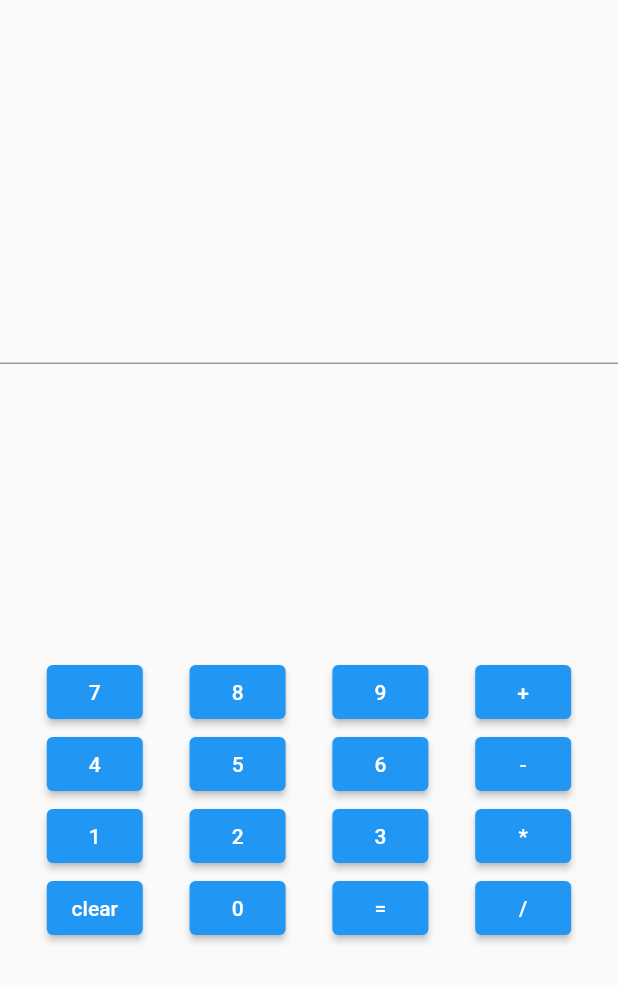
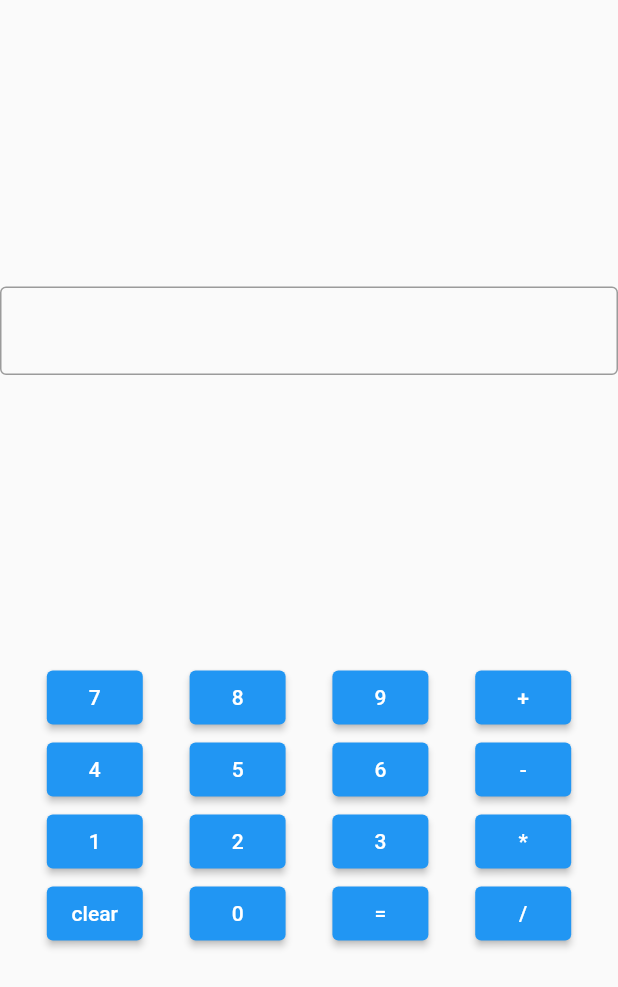
Before and after one commit to adhamniyozboyev/first_currency, a Flutter app: the screen it shows after launch, on a phone screen of 412 x 824 dp. Shown: the top 987 px of the screen. Run offline on Flutter 3.47's test engine with Material 2 defaults, Android fonts, the phone set to English and light mode, and no system bars.

Commit message:
no change

```diff
--- a/lib/main.dart
+++ b/lib/main.dart
@@ -17,6 +17,7 @@ class _MyCurrencyState extends State<MyCurrency> {
       mainAxisAlignment: MainAxisAlignment.spaceEvenly,
       children: [
         TextField(
+          decoration: InputDecoration(border: OutlineInputBorder()),
           keyboardType: TextInputType.none,
           controller: controller1,
         ),
```
